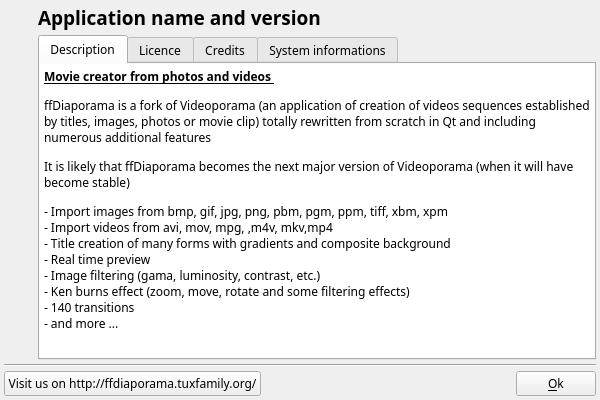
boenki/ffdiaporama, file DlgAbout.ui: the form before one commit.
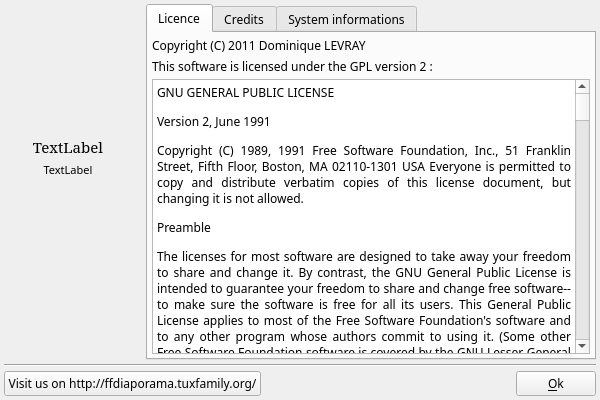
The form after the commit. Icons and pictures are not drawn.

```diff
--- a/DlgAbout.ui
+++ b/DlgAbout.ui
@@ -36,6 +36,24 @@
     <layout class="QGridLayout" name="gridLayout">
      <item row="0" column="0">
       <widget class="QLabel" name="label">
+       <property name="sizePolicy">
+        <sizepolicy hsizetype="Fixed" vsizetype="Fixed">
+         <horstretch>0</horstretch>
+         <verstretch>0</verstretch>
+        </sizepolicy>
+       </property>
+       <property name="minimumSize">
+        <size>
+         <width>128</width>
+         <height>128</height>
+        </size>
+       </property>
+       <property name="maximumSize">
+        <size>
+         <width>128</width>
+         <height>128</height>
+        </size>
+       </property>
        <property name="text">
         <string notr="true"/>
        </property>
@@ -44,7 +62,7 @@
        </property>
       </widget>
      </item>
-     <item row="1" column="0">
+     <item row="3" column="0">
       <spacer name="verticalSpacer">
        <property name="orientation">
         <enum>Qt::Vertical</enum>
@@ -57,60 +75,16 @@
        </property>
       </spacer>
      </item>
-     <item row="0" column="1" rowspan="2">
+     <item row="0" column="1" rowspan="4">
       <layout class="QVBoxLayout" name="verticalLayout_2">
        <property name="leftMargin">
         <number>10</number>
        </property>
-       <item>
-        <widget class="QLabel" name="ApplicationNameLabel">
-         <property name="text">
-          <string notr="true">&lt;!DOCTYPE HTML PUBLIC &quot;-//W3C//DTD HTML 4.0//EN&quot; &quot;http://www.w3.org/TR/REC-html40/strict.dtd&quot;&gt;
-&lt;html&gt;&lt;head&gt;&lt;meta name=&quot;qrichtext&quot; content=&quot;1&quot; /&gt;&lt;style type=&quot;text/css&quot;&gt;
-p, li { white-space: pre-wrap; }
-&lt;/style&gt;&lt;/head&gt;&lt;body style=&quot; font-family:'Sans Serif'; font-size:9pt; font-weight:400; font-style:normal;&quot;&gt;
-&lt;p style=&quot; margin-top:0px; margin-bottom:0px; margin-left:0px; margin-right:0px; -qt-block-indent:0; text-indent:0px;&quot;&gt;&lt;span style=&quot; font-size:14pt; font-weight:600;&quot;&gt;Application name and version&lt;/span&gt;&lt;/p&gt;&lt;/body&gt;&lt;/html&gt;</string>
-         </property>
-         <property name="textFormat">
-          <enum>Qt::RichText</enum>
-         </property>
-        </widget>
-       </item>
        <item>
         <widget class="QTabWidget" name="tabWidget">
          <property name="currentIndex">
           <number>0</number>
          </property>
-         <widget class="QWidget" name="tab">
-          <attribute name="title">
-           <string>Description</string>
-          </attribute>
-          <layout class="QVBoxLayout" name="verticalLayout_3">
-           <property name="spacing">
-            <number>0</number>
-           </property>
-           <property name="margin">
-            <number>0</number>
-           </property>
-           <item>
-            <widget class="QTextBrowser" name="textBrowser_2">
-             <property name="frameShape">
-              <enum>QFrame::NoFrame</enum>
-             </property>
-             <property name="html">
-              <string>&lt;!DOCTYPE HTML PUBLIC &quot;-//W3C//DTD HTML 4.0//EN&quot; &quot;http://www.w3.org/TR/REC-html40/strict.dtd&quot;&gt;
-&lt;html&gt;&lt;head&gt;&lt;meta name=&quot;qrichtext&quot; content=&quot;1&quot; /&gt;&lt;style type=&quot;text/css&quot;&gt;
-p, li { white-space: pre-wrap; }
-&lt;/style&gt;&lt;/head&gt;&lt;body style=&quot; font-family:'Sans Serif'; font-size:9pt; font-weight:400; font-style:normal;&quot;&gt;
-&lt;p style=&quot; margin-top:0px; margin-bottom:0px; margin-left:0px; margin-right:0px; -qt-block-indent:0; text-indent:0px;&quot;&gt;&lt;span style=&quot; font-weight:600; text-decoration: underline;&quot;&gt;Movie creator from photos and videos &lt;/span&gt;&lt;/p&gt;
-&lt;p style=&quot; margin-top:12px; margin-bottom:12px; margin-left:0px; margin-right:0px; -qt-block-indent:0; text-indent:0px;&quot;&gt;ffDiaporama is a fork of Videoporama (an application of creation of videos sequences established by titles, images, photos or movie clip) totally rewritten from scratch in Qt and including numerous additional features&lt;/p&gt;
-&lt;p style=&quot; margin-top:12px; margin-bottom:12px; margin-left:0px; margin-right:0px; -qt-block-indent:0; text-indent:0px;&quot;&gt;It is likely that ffDiaporama becomes the next major version of Videoporama (when it will have become stable)&lt;/p&gt;
-&lt;p style=&quot; margin-top:12px; margin-bottom:12px; margin-left:0px; margin-right:0px; -qt-block-indent:0; text-indent:0px;&quot;&gt;- Import images from bmp, gif, jpg, png, pbm, pgm, ppm, tiff, xbm, xpm&lt;br /&gt;- Import videos from avi, mov, mpg, ,m4v, mkv,mp4&lt;br /&gt;- Title creation of many forms with gradients and composite background&lt;br /&gt;- Real time preview&lt;br /&gt;- Image filtering (gama, luminosity, contrast, etc.)&lt;br /&gt;- Ken burns effect (zoom, move, rotate and some filtering effects)&lt;br /&gt;- 140 transitions&lt;br /&gt;- and more ...&lt;/p&gt;&lt;/body&gt;&lt;/html&gt;</string>
-             </property>
-            </widget>
-           </item>
-          </layout>
-         </widget>
          <widget class="QWidget" name="tab_2">
           <attribute name="title">
            <string>Licence</string>
@@ -626,6 +600,45 @@
        </item>
       </layout>
      </item>
+     <item row="1" column="0">
+      <widget class="QLabel" name="ApplicationNameLabel">
+       <property name="font">
+        <font>
+         <family>Serif</family>
+         <pointsize>11</pointsize>
+         <stylestrategy>PreferAntialias</stylestrategy>
+        </font>
+       </property>
+       <property name="styleSheet">
+        <string notr="true">color: black;</string>
+       </property>
+       <property name="text">
+        <string notr="true">TextLabel</string>
+       </property>
+       <property name="alignment">
+        <set>Qt::AlignCenter</set>
+       </property>
+      </widget>
+     </item>
+     <item row="2" column="0">
+      <widget class="QLabel" name="ApplicationReleaseLabel">
+       <property name="font">
+        <font>
+         <pointsize>8</pointsize>
+         <stylestrategy>PreferAntialias</stylestrategy>
+        </font>
+       </property>
+       <property name="styleSheet">
+        <string notr="true">color: black;</string>
+       </property>
+       <property name="text">
+        <string notr="true">TextLabel</string>
+       </property>
+       <property name="alignment">
+        <set>Qt::AlignCenter</set>
+       </property>
+      </widget>
+     </item>
     </layout>
    </item>
    <item>
```
Left out of the diff: 41 changed lines with no effect on the pictures.
